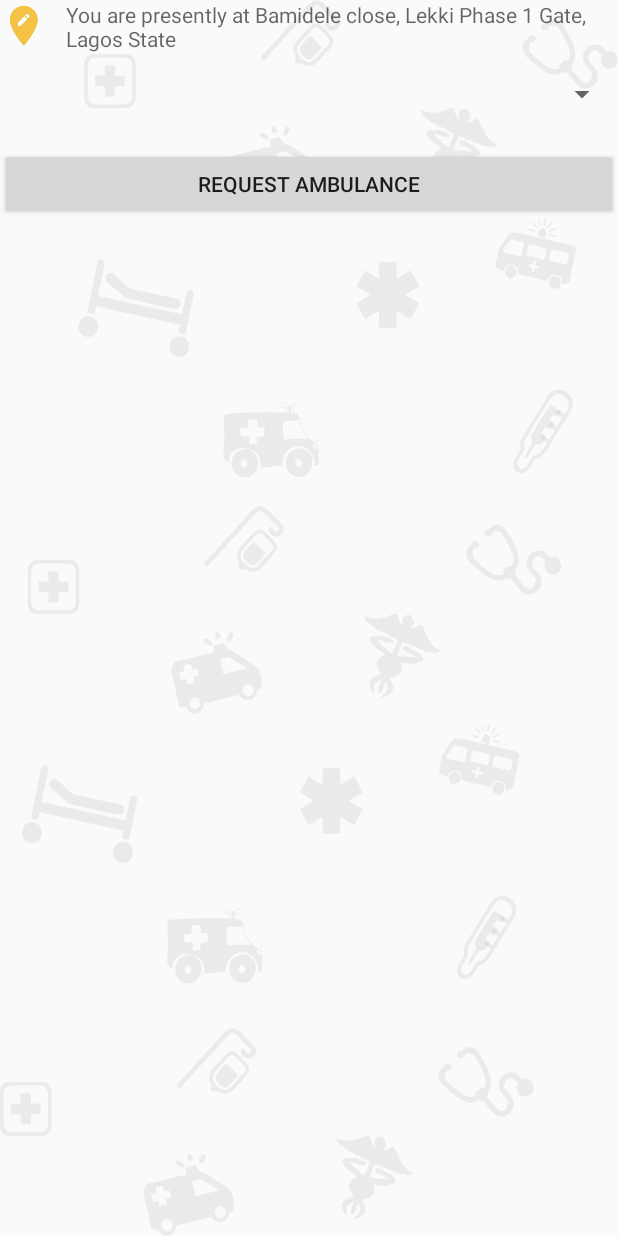
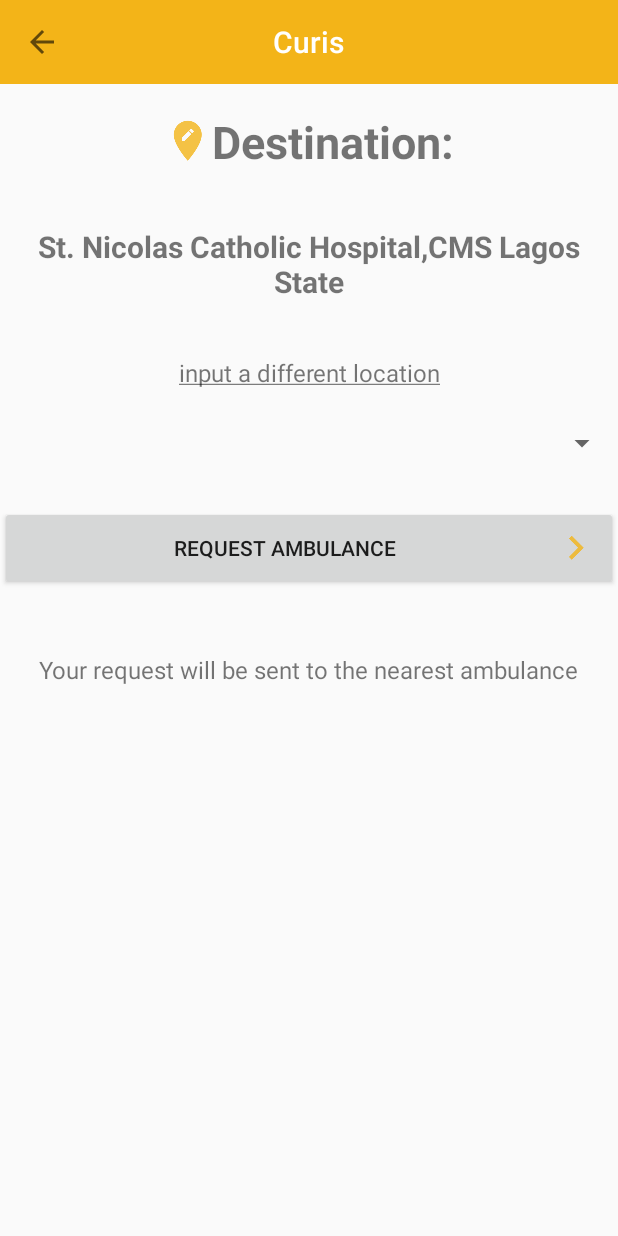
Before and after one commit to goodnesskay/Curis-v1.1, an Android app: the MainActivity screen opened directly, with no data from a screen before it, on a phone screen of 412 x 824 dp. Run offline under Robolectric (Android 15) with nearby library versions, the phone set to English and light mode, and no system bars; libraries missing offline, so code that uses them is left out: com.weiwangcn.betterspinner; plain views replace MaterialBetterSpinner; 2 statements that could not run were skipped.

Commit message:
Toolbar works now

```diff
--- a/app/src/main/java/me/goodnesskayode/curis/LoginActivity.java
+++ b/app/src/main/java/me/goodnesskayode/curis/LoginActivity.java
@@ -58,14 +58,14 @@
         });
     }
 
-//    @Override
-//    public void onStart() {
-//        super.onStart();
-//        // Check if user is signed in (non-null) and update UI accordingly.
-//        FirebaseUser currentUser = auth.getCurrentUser();
-//        Intent user = new Intent(getApplicationContext(),ProfileActivity.class);
-//        startActivity(user);
-//    }
+    @Override
+    public void onStart() {
+        super.onStart();
+        // Check if user is signed in (non-null) and update UI accordingly.
+        FirebaseUser currentUser = auth.getCurrentUser();
+        Intent user = new Intent(getApplicationContext(),MainActivity.class);
+        startActivity(user);
+    }
 
     public void login() {
         Log.d(TAG, "Login");
@@ -90,14 +90,14 @@
                             // Sign in success, update UI with the signed-in user's information
                             Log.d(TAG, "signInWithEmail:success");
 //                            FirebaseUser user = auth.getCurrentUser();
-                            Intent userPanel = new Intent(getApplicationContext(),ProfileActivity.class);
+                            Intent userPanel = new Intent(getApplicationContext(),MainActivity.class);
                             startActivity(userPanel);
                         } else {
                             // If sign in fails, display a message to the user.
                             Log.w(TAG, "signInWithEmail:failure", task.getException());
                             Toast.makeText(LoginActivity.this, "Authentication failed.",
                                     Toast.LENGTH_SHORT).show();
-                            Intent user = new Intent(getApplicationContext(),ProfileActivity.class);
+                            Intent user = new Intent(getApplicationContext(),MainActivity.class);
                             startActivity(user);
                         }
 
--- a/app/src/main/java/me/goodnesskayode/curis/MainActivity.java
+++ b/app/src/main/java/me/goodnesskayode/curis/MainActivity.java
@@ -2,12 +2,37 @@
 
 import android.support.v7.app.AppCompatActivity;
 import android.os.Bundle;
+import android.support.v7.widget.Toolbar;
+import android.widget.ArrayAdapter;
+
+import com.weiwangcn.betterspinner.library.material.MaterialBetterSpinner;
 
 public class MainActivity extends AppCompatActivity {
+
+    String[] SPINNERLIST = {"1","2","3","4","5","6","7","8","9","10"};
 
     @Override
     protected void onCreate(Bundle savedInstanceState) {
         super.onCreate(savedInstanceState);
         setContentView(R.layout.activity_main);
+
+        Toolbar toolbar = (Toolbar) findViewById(R.id.toolbar);
+        setSupportActionBar(toolbar);
+        getSupportActionBar().setDisplayShowTitleEnabled(false);
+
+        getSupportActionBar().setDisplayHomeAsUpEnabled(true);
+        getSupportActionBar().setDisplayShowHomeEnabled(true);
+
+        ArrayAdapter<String> arrayAdapter = new ArrayAdapter<String>(this,
+                android.R.layout.simple_dropdown_item_1line, SPINNERLIST);
+        MaterialBetterSpinner materialDesignSpinner = (MaterialBetterSpinner)
+                findViewById(R.id.android_material_design_spinner);
+        materialDesignSpinner.setAdapter(arrayAdapter);
+    }
+
+    @Override
+    public boolean onSupportNavigateUp() {
+        onBackPressed();
+        return true;
     }
 }
--- a/app/src/main/res/layout/activity_main.xml
+++ b/app/src/main/res/layout/activity_main.xml
@@ -3,8 +3,9 @@
     xmlns:tools="http://schemas.android.com/tools"
     android:layout_width="match_parent"
     android:layout_height="match_parent"
+    xmlns:app="http://schemas.android.com/apk/res-auto"
     android:scrollbars="vertical"
-    android:background="@drawable/bg_pattern_white"
+    android:fitsSystemWindows="true"
     tools:context="me.goodnesskayode.curis.MainActivity">
 
 
@@ -13,6 +14,27 @@
         android:layout_height="wrap_content"
         android:orientation="vertical"
         >
+
+        <android.support.v7.widget.Toolbar
+            android:id="@+id/toolbar"
+            android:minHeight="?attr/actionBarSize"
+            android:layout_width="match_parent"
+            android:layout_height="wrap_content"
+            app:titleTextColor="@android:color/white"
+            android:background="?attr/colorPrimary"
+            android:fitsSystemWindows="true">
+
+            <TextView
+                android:id="@+id/toolbar_title"
+                android:layout_width="wrap_content"
+                android:layout_height="wrap_content"
+                android:text="@string/app_name"
+                android:textColor="@android:color/white"
+                style="@style/TextAppearance.AppCompat.Widget.ActionBar.Title"
+                android:layout_gravity="center"
+                />
+
+        </android.support.v7.widget.Toolbar>
 
         <!--<fragment-->
         <!--android:id="@+id/map"-->
@@ -23,33 +45,65 @@
 
 
         <TextView
-            android:layout_width="match_parent"
+            android:layout_width="wrap_content"
             android:layout_height="wrap_content"
             android:drawableLeft="@drawable/location"
-            android:drawablePadding="12dp"
-            android:hint="You are presently at Bamidele close, Lekki Phase 1 Gate, Lagos State"
+            android:text="Destination:"
+            android:layout_gravity="center"
+            android:textSize="30sp"
+            android:textStyle="bold"
+            android:padding="@dimen/padding"
             android:paddingBottom="15dp"/>
 
+        <TextView
+            android:layout_width="wrap_content"
+            android:layout_height="wrap_content"
+            android:text="St. Nicolas Catholic Hospital,CMS Lagos State"
+            android:layout_gravity="center"
+            android:textAlignment="center"
+            android:padding="@dimen/padding"
+            android:textSize="20sp"
+            android:textStyle="bold"
+            android:paddingBottom="15dp"/>
+
+        <TextView
+            android:layout_width="wrap_content"
+            android:layout_height="wrap_content"
+            android:text="@string/different_locale"
+            android:padding="@dimen/padding"
+            android:layout_gravity="center"
+            android:textAlignment="center"
+            android:textSize="16sp"/>
 
         <com.weiwangcn.betterspinner.library.material.MaterialBetterSpinner
             android:id="@+id/android_material_design_spinner"
             android:layout_width="match_parent"
             android:layout_height="wrap_content"
+            android:padding="@dimen/padding"
             android:drawableLeft="@drawable/hospital"
             android:drawablePadding="@dimen/drawable_padding"
-            android:hint="Select Cause for Emergency"
-            android:paddingBottom="15dp"/>
+            android:hint="Number of Patients"/>
 
 
         <android.support.v7.widget.AppCompatButton
             android:id="@+id/btn_request"
-            android:layout_width="fill_parent"
+            android:layout_width="match_parent"
             android:layout_height="wrap_content"
+            android:drawableRight="@drawable/login"
             android:layout_marginTop="24dp"
             android:layout_marginBottom="24dp"
             android:padding="12dp"
             android:text="Request Ambulance"/>
 
+        <TextView
+            android:layout_width="wrap_content"
+            android:layout_height="wrap_content"
+            android:text="Your request will be sent to the nearest ambulance"
+            android:layout_gravity="center"
+            android:padding="@dimen/padding"
+            android:textAlignment="center"
+            android:textSize="16sp"/>
+
     </LinearLayout>
 
 </ScrollView>
--- a/app/src/main/res/layout/activity_profile.xml
+++ b/app/src/main/res/layout/activity_profile.xml
@@ -4,7 +4,6 @@
     android:layout_width="match_parent"
     android:layout_height="match_parent"
     xmlns:app="http://schemas.android.com/apk/res-auto"
-    android:background="@drawable/bg_pattern_white"
     android:fitsSystemWindows="true"
     android:scrollbars="vertical"
     tools:context="me.goodnesskayode.curis.ProfileActivity">
@@ -102,10 +101,8 @@
 
         <android.support.v7.widget.AppCompatButton
             android:id="@+id/btn_update"
-            android:layout_width="fill_parent"
+            android:layout_width="match_parent"
             android:layout_height="wrap_content"
-            android:layout_marginTop="24dp"
-            android:layout_marginBottom="24dp"
             android:padding="12dp"
             android:textColor="#F3B418"
             android:text="Save"/>
--- /dev/null
+++ b/app/src/main/res/values/google_maps_api.xml
@@ -0,0 +1,2 @@
+<?xml version="1.0" encoding="utf-8"?>
+<resources></resources>
--- a/app/src/main/res/values/strings.xml
+++ b/app/src/main/res/values/strings.xml
@@ -4,4 +4,5 @@
     <string name="password">Password</string>
     <string name="preferred_hospital">Preferred Hospital</string>
     <string name="preferred_hospital_address">Preferred Hospital Address</string>
+    <string name="different_locale"><u>input a different location</u></string>
 </resources>
```
